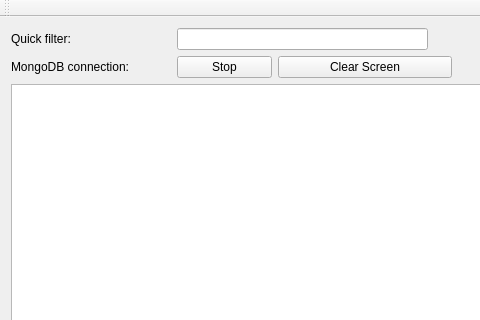
The window that mainwindow.ui (kr0st/fpgui) describes before a commit, drawn with Qt 5; both pictures show x 0 to 480 and y 0 to 320 of the 1101 by 720 pixel window.
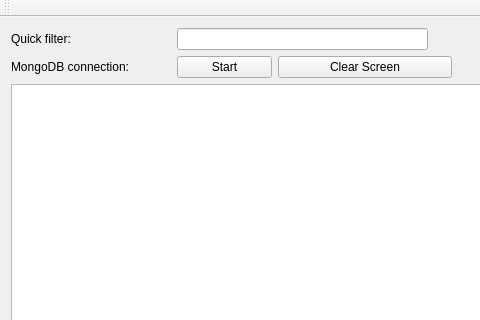
The same window after the commit.

Commit message: DB connection is now really being started only on button "Start" push.

What changed in the file:
```diff
--- a/mainwindow.ui
+++ b/mainwindow.ui
@@ -81,7 +81,7 @@
            </size>
           </property>
           <property name="text">
-           <string>Stop</string>
+           <string>Start</string>
           </property>
          </widget>
         </item>
```
The commit also changes 6 other files.
